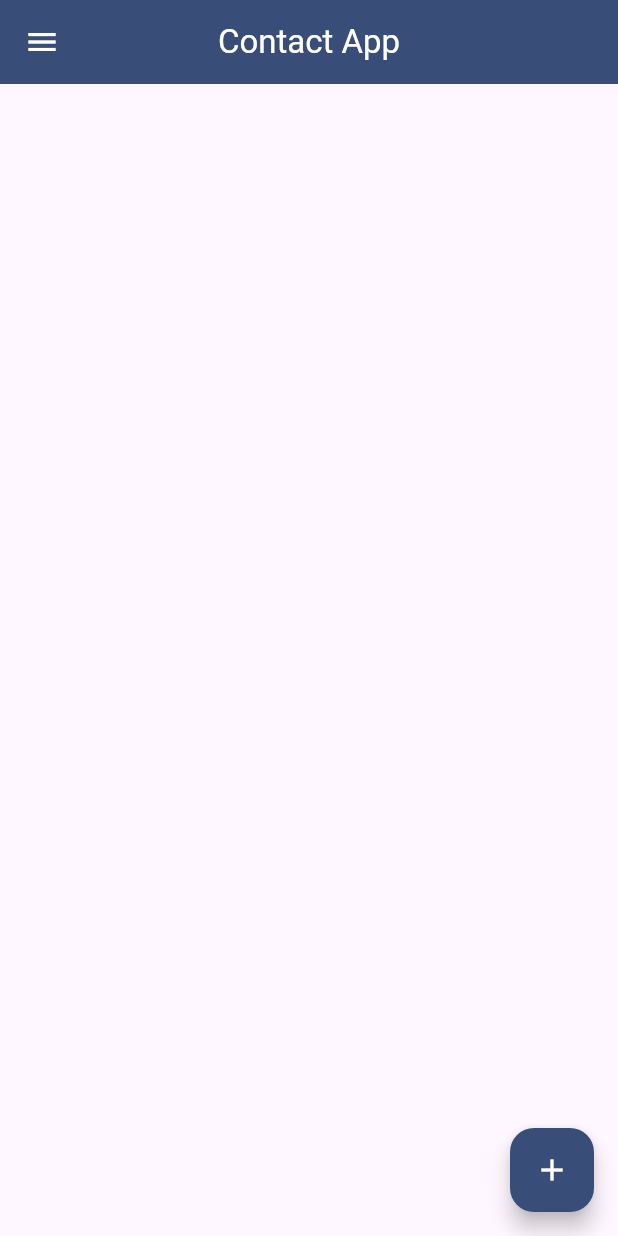
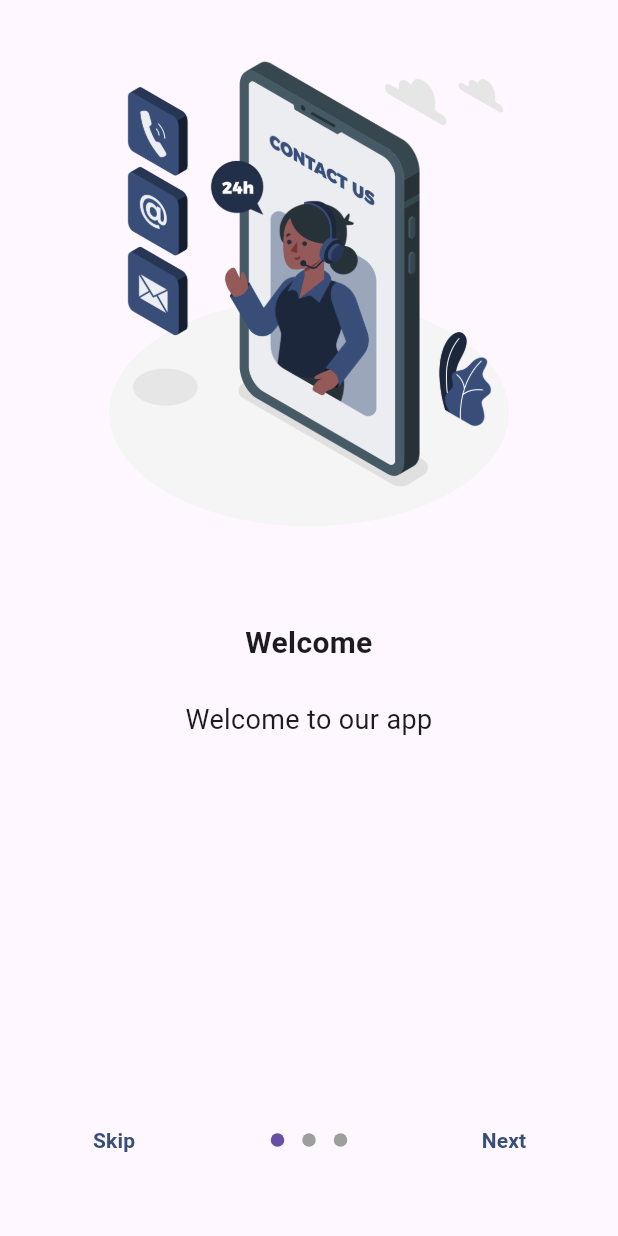
Before and after one commit to PARASSALIYA/contact_app, a Flutter app: the screen it shows after launch, on a phone screen of 412 x 824 dp. Run offline on Flutter 3.47's test engine with Material 3 defaults, Android fonts, the phone set to English and light mode, and no system bars; drawn by our look-alikes of introduction_screen; our stand-ins replace image_picker, shared_preferences.

Commit message:
introscreens, and helper

```diff
--- a/lib/main.dart
+++ b/lib/main.dart
@@ -1,5 +1,7 @@
 import 'package:flutter/material.dart';
+import 'package:provider/provider.dart';
 import 'package:contact_app/utils/routes.dart';
+import 'package:contact_app/pages/counter/provider/counter_provider.dart';
 
 void main() {
   runApp(
@@ -17,9 +19,16 @@ class MyApp extends StatefulWidget {
 class _MyAppState extends State<MyApp> {
   @override
   Widget build(BuildContext context) {
-    return MaterialApp(
-      debugShowCheckedModeBanner: false,
-      routes: Routes.routes,
+    return MultiProvider(
+      providers: [
+        ChangeNotifierProvider.value(
+          value: CounterProvider(),
+        ),
+      ],
+      child: MaterialApp(
+        debugShowCheckedModeBanner: false,
+        routes: Routes.routes,
+      ),
     );
   }
 }
--- /dev/null
+++ b/lib/pages/intro/view/intro_screen.dart
@@ -0,0 +1,94 @@
+import 'package:flutter/material.dart';
+import 'package:flutter/foundation.dart';
+import 'package:introduction_screen/introduction_screen.dart';
+import 'package:contact_app/pages/intro/helper/intro_helper.dart';
+
+class IntroScreen extends StatefulWidget {
+  const IntroScreen({super.key});
+
+  @override
+  State<IntroScreen> createState() => _IntroScreenState();
+}
+
+class _IntroScreenState extends State<IntroScreen> {
+  @override
+  Widget build(BuildContext context) {
+    return Scaffold(
+      body: Padding(
+        padding: const EdgeInsets.all(10),
+        child: Center(
+          child: Container(
+            height: double.infinity,
+            width: 400,
+            padding: const EdgeInsets.all(10),
+            child: IntroductionScreen(
+              onDone: () {
+                ShrHelper prefs = ShrHelper();
+                prefs.shareIntro();
+                Navigator.pushReplacementNamed(context, "/home");
+              },
+              pages: [
+                PageViewModel(
+                  title: "Welcome",
+                  body: "Welcome to our app",
+                  image: Image.asset(
+                    "assets/images/1.png",
+                    height: 350,
+                  ),
+                ),
+                PageViewModel(
+                  title: "Get Started",
+                  body: "Start using our app",
+                  image: Image.asset(
+                    "assets/images/2.png",
+                    height: 350,
+                  ),
+                ),
+                PageViewModel(
+                  title: "Enjoy",
+                  body: "Enjoy using our app",
+                  image: Image.asset(
+                    "assets/images/3.png",
+                    height: 350,
+                  ),
+                ),
+              ],
+              // You can override onSkip callback
+              showSkipButton: true,
+              skipOrBackFlex: 0,
+              nextFlex: 0,
+              showBackButton: false,
+              back: const Icon(Icons.arrow_back),
+              skip: const Text(
+                'Skip',
+                style: TextStyle(
+                  color: Color(0xff384e78),
+                  fontWeight: FontWeight.w600,
+                ),
+              ),
+              next: const Text(
+                "Next",
+                style: TextStyle(
+                  color: Color(0xff384e78),
+                  fontWeight: FontWeight.w600,
+                ),
+              ),
+              done: const Text(
+                'Done',
+                style: TextStyle(
+                  color: Color(0xff384e78),
+                  fontWeight: FontWeight.w600,
+                ),
+              ),
+              curve: Curves.fastLinearToSlowEaseIn,
+              controlsMargin: const EdgeInsets.all(16),
+              controlsPadding: kIsWeb
+                  ? const EdgeInsets.all(12.0)
+                  : const EdgeInsets.fromLTRB(8.0, 4.0, 8.0, 4.0),
+            ),
+          ),
+        ),
+      ),
+    );
+  }
+}
--- a/lib/utils/routes.dart
+++ b/lib/utils/routes.dart
@@ -1,10 +1,14 @@
 import 'package:contact_app/pages/contact/contact_page.dart';
 import 'package:contact_app/pages/home/home_page.dart';
+import 'package:contact_app/pages/intro/view/intro_screen.dart';
+import 'package:contact_app/pages/splash/splash_screen.dart';
 import 'package:flutter/material.dart';
 
 class Routes {
   static Map<String, Widget Function(BuildContext)> routes = {
-    '/': (context) => const HomePage(),
+    '/': (context) => const SplashScreen(),
+    '/home': (context) => const HomePage(),
+    '/intro': (context) => const IntroScreen(),
     '/contact': (context) => const ContactPage(),
   };
 }
```
Also changed, not shown: lib/pages/counter/provider/counter_provider.dart (added, +42 -0 lines), lib/pages/counter/view/counter.dart (added, +112 -0 lines), lib/pages/intro/helper/intro_helper.dart (added, +17 -0 lines), lib/pages/splash/splash_screen.dart (added, +45 -0 lines), pubspec.yaml (+14 -0 lines), assets/images/1.png (added), assets/images/2.png (added), assets/images/3.png (added), assets/images/logo.png (added), pubspec.lock, 34 other files.
